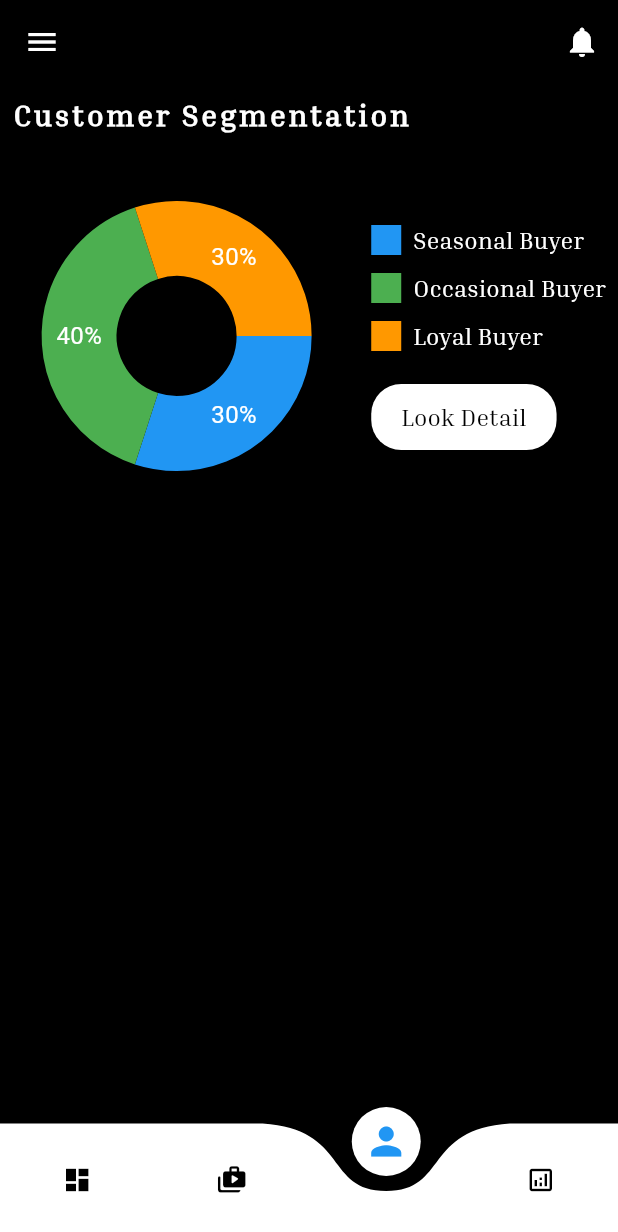
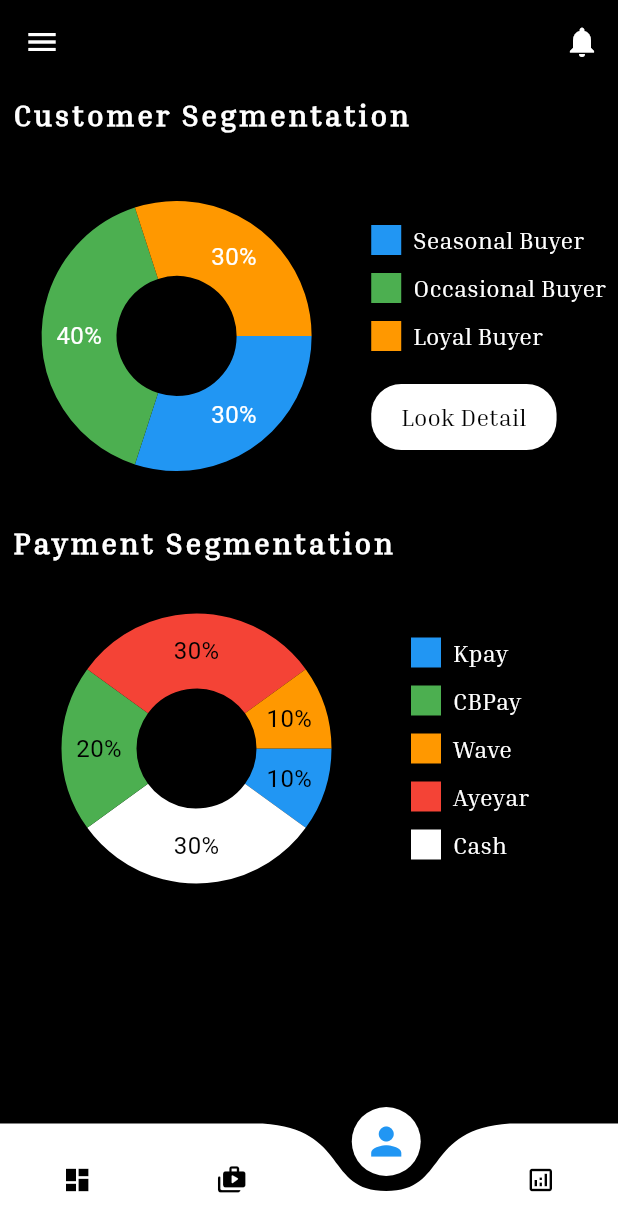
Before and after one commit to ShineWaiYanAung/innovatioProject, a Flutter app: the screen it shows after launch, item 3 of the bottom bar chosen, on a phone screen of 412 x 824 dp. Shown: the top 1232 px of the screen. Run offline on Flutter 3.47's test engine with Material 3 defaults, Android fonts, the phone set to English and light mode, and no system bars; drawn by our look-alikes of curved_navigation_bar, fl_chart; our stand-ins replace carousel_slider, csv, device_preview, file_picker, flutter_bloc, lottie and 1 more.

Commit message:
KpayLaunch

```diff
--- a/lib/features/appBusinessFeatures/pages/subpages/customer_segementation.dart
+++ b/lib/features/appBusinessFeatures/pages/subpages/customer_segementation.dart
@@ -14,6 +14,12 @@ class _CustomerSegmentationState extends State<CustomerSegmentation> {
   double seasonalBuyer = 30;
   double occasionalBuyer = 40;
   double loyalBuyer = 30;
+
+  double kPayPercentage = 10;
+  double AyePercentage = 30;
+  double WavePercentage = 10;
+  double CbPercentage = 20;
+  double cashPercentge = 30;
 
   @override
   Widget build(BuildContext context) {
@@ -41,6 +47,7 @@ class _CustomerSegmentationState extends State<CustomerSegmentation> {
                           titleStyle:
                               TextStyle(color: Colors.white, fontSize: 16),
                         ),
+
                         PieChartSectionData(
                           value: occasionalBuyer,
                           title: '${occasionalBuyer.toInt()}%',
@@ -127,7 +134,8 @@ class _CustomerSegmentationState extends State<CustomerSegmentation> {
                     onTap: () {
                       Navigator.of(context).push(
                         MaterialPageRoute(
-                          builder: (context) => const CustomerSegmentaitonDetail(),
+                          builder: (context) =>
+                              const CustomerSegmentaitonDetail(),
                         ),
                       );
                     },
@@ -150,8 +158,115 @@ class _CustomerSegmentationState extends State<CustomerSegmentation> {
               ),
             ],
           ),
+          Text("Payment Segmentation",
+              style: Theme.of(context).textTheme.titleLarge),
+          Row(
+            mainAxisAlignment: MainAxisAlignment.spaceEvenly,
+            children: [
+              // Wrap PieChart with Flexible widget to allow it to take only available space
+              Flexible(
+                child: SizedBox(
+                  height: 250, // Define a fixed height for the pie chart
+                  child: PieChart(
+
+                    PieChartData(
+                      sections: [
+                        PieChartSectionData(
+                          value: kPayPercentage,
+                          title: '${kPayPercentage.toInt()}%',
+                          color: Colors.blue,
+                          radius: 50,
+                          titleStyle:
+                          TextStyle(color: Colors.black, fontSize: 16),
+                        ),
+                        PieChartSectionData(
+                          value: cashPercentge,
+                          title: '${cashPercentge.toInt()}%',
+                          color: Colors.white,
+                          radius: 50,
+                          titleStyle:
+                              TextStyle(color:Colors.black, fontSize: 16),
+                        ),
+                        PieChartSectionData(
+                          value: CbPercentage,
+                          title: '${CbPercentage.toInt()}%',
+                          color: Colors.green,
+                          radius: 50,
+                          titleStyle:
+                          TextStyle(color: Colors.black, fontSize: 16),
+                        ),
+                        PieChartSectionData(
+                          value: AyePercentage,
+                          title: '${AyePercentage.toInt()}%',
+                          color: Colors.red,
+                          radius: 50,
+                          titleStyle:
+                              TextStyle(color:Colors.black, fontSize: 16),
+                        ),
+                        PieChartSectionData(
+                          value: WavePercentage,
+                          title: '${WavePercentage.toInt()}%',
+                          color: Colors.orange,
+                          radius: 50,
+                          titleStyle:
+                              TextStyle(color: Colors.black, fontSize: 16),
+                        ),
+                      ],
+                      borderData: FlBorderData(show: false),
+                      sectionsSpace: 0,
+                      centerSpaceRadius: 40,
+                    ),
+                  ),
+                ),
+              ),
+
+              // Add some space between pie chart and legend
+              SizedBox(width: 20),
+
+              // Legend Section
+              SizedBox
+                (
+                width: 130,
+                child: Column(
+                  crossAxisAlignment: CrossAxisAlignment.start,
+                  children: [
+                    buildPayMentLegend(context, 'Kpay', Colors.blue),
+                    SizedBox(height: 8),
+                    // Legend for Occasional Buyer
+                    buildPayMentLegend(context, 'CBPay', Colors.green),
+                    SizedBox(height: 8),
+                    // Legend for Loyal Buyer
+                    buildPayMentLegend(context, 'Wave', Colors.orange),
+                    SizedBox(height: 8),
+                    // Legend for Loyal Buyer
+                    buildPayMentLegend(context, 'Ayeyar', Colors.red),
+                    SizedBox(height: 8),
+                    // Legend for Loyal Buyer
+                    buildPayMentLegend(context, 'Cash', Colors.white),
+                  ],
+                ),
+              ),
+            ],
+          ),
         ],
       ),
     );
   }
+
+  Row buildPayMentLegend(BuildContext context, String title, Color color) {
+    return Row(
+      children: [
+        Container(
+          width: 20,
+          height: 20,
+          color: color,
+        ),
+        SizedBox(width: 8),
+        Text(
+          title,
+          style: Theme.of(context).textTheme.titleMedium,
+        ),
+      ],
+    );
+  }
 }
--- a/lib/features/appBusinessFeatures/widgets/radio_total_sales.dart
+++ b/lib/features/appBusinessFeatures/widgets/radio_total_sales.dart
@@ -13,7 +13,7 @@ class RadioTotalSales extends StatefulWidget {
 
 class _RadioTotalSalesState extends State<RadioTotalSales> {
   // Move this variable outside of the build method to make it stateful
-  String currentOptions = 'Annual';  // Default option is 'Annual'
+  String currentOptions = 'Annual'; // Default option is 'Annual'
 
   @override
   Widget build(BuildContext context) {
@@ -24,6 +24,10 @@ class _RadioTotalSalesState extends State<RadioTotalSales> {
           color: Color(0xff292A2B), borderRadius: BorderRadius.circular(20)),
       child: Column(
         children: [
+          Text(
+            "Profits",
+            style: Theme.of(context).textTheme.titleMedium,
+          ),
           buildRadio(0, options, "Annual", context),
           buildRadio(1, options, "Monthly", context),
           buildRadio(2, options, "Daily", context),
@@ -33,11 +37,11 @@ class _RadioTotalSalesState extends State<RadioTotalSales> {
   }
 
   Row buildRadio(
-      int optionsValue,
-      List<String> options,
-      String currentOptionsName,
-      BuildContext context,
-      ) {
+    int optionsValue,
+    List<String> options,
+    String currentOptionsName,
+    BuildContext context,
+  ) {
     return Row(
       mainAxisAlignment: MainAxisAlignment.spaceBetween,
       children: [
@@ -57,7 +61,7 @@ class _RadioTotalSalesState extends State<RadioTotalSales> {
                 }
                 setState(() {
                   currentOptions = value!; // Set the selected option
-                  print(currentOptions);    // Print the selected option
+                  print(currentOptions); // Print the selected option
                 });
               },
             ),
@@ -65,7 +69,13 @@ class _RadioTotalSalesState extends State<RadioTotalSales> {
                 style: Theme.of(context).textTheme.titleMedium),
           ],
         ),
-        Text("MMK1 lakhs", style: Theme.of(context).textTheme.titleMedium),
+        Text(
+          "60%",
+          style: Theme.of(context)
+              .textTheme
+              .titleMedium!
+              .copyWith(color: Colors.green),
+        ),
       ],
     );
   }
```
